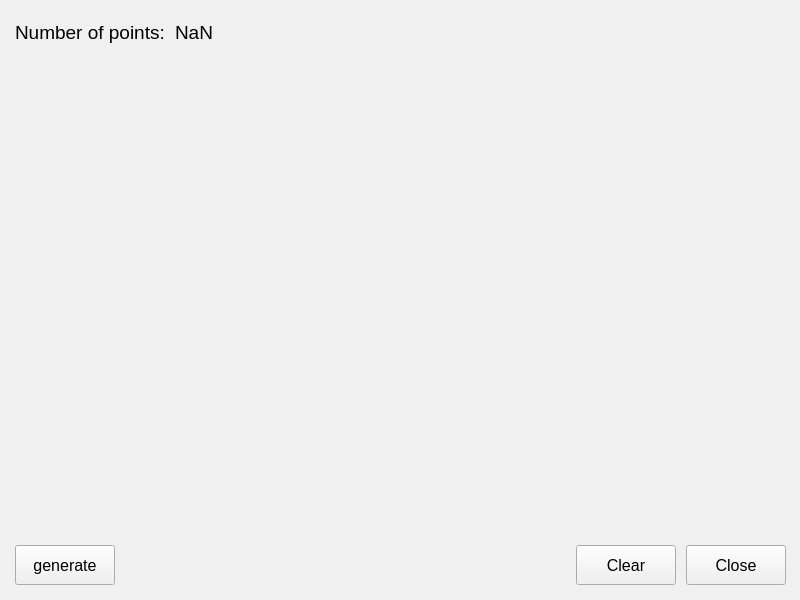
Before: the Qt Designer form mainwindow.ui in S0mas/and_zadanie, drawn with Qt 5.
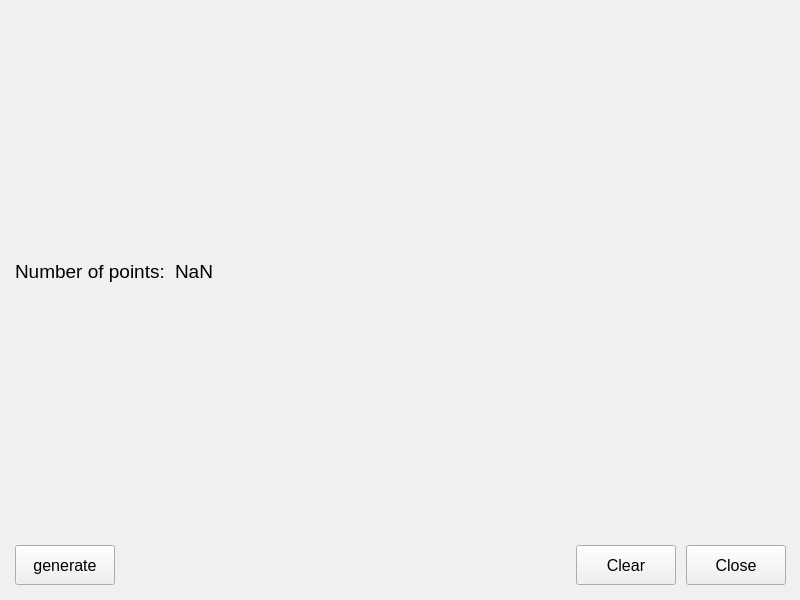
After: the same form once the commit is applied.

Commit message: Moves functionality of displayFrame into interactivepointstable class and removes displayFrame. Inserts interactivepointstable entity into verticalLayout and updates stretches

What changed in the file:
```diff
--- a/mainwindow.ui
+++ b/mainwindow.ui
@@ -209,7 +209,7 @@
      <height>591</height>
     </rect>
    </property>
-   <layout class="QVBoxLayout" name="verticalLayout" stretch="1,10,1">
+   <layout class="QVBoxLayout" name="verticalLayout" stretch="0,0">
     <property name="leftMargin">
      <number>5</number>
     </property>
@@ -266,83 +266,6 @@
       </item>
      </layout>
     </item>
-    <item>
-     <widget class="QWidget" name="displayFrame" native="true">
-      <property name="enabled">
-       <bool>true</bool>
-      </property>
-      <property name="sizePolicy">
-       <sizepolicy hsizetype="Preferred" vsizetype="Preferred">
-        <horstretch>0</horstretch>
-        <verstretch>0</verstretch>
-       </sizepolicy>
-      </property>
-      <property name="minimumSize">
-       <size>
-        <width>400</width>
-        <height>300</height>
-       </size>
-      </property>
-      <property name="maximumSize">
-       <size>
-        <width>1600</width>
-        <height>1200</height>
-       </size>
-      </property>
-      <property name="sizeIncrement">
-       <size>
-        <width>0</width>
-        <height>0</height>
-       </size>
-      </property>
-      <property name="baseSize">
-       <size>
-        <width>0</width>
-        <height>0</height>
-       </size>
-      </property>
-      <property name="palette">
-       <palette>
-        <active>
-         <colorrole role="Window">
-          <brush brushstyle="SolidPattern">
-           <color alpha="20">
-            <red>0</red>
-            <green>0</green>
-            <blue>0</blue>
-           </color>
-          </brush>
-         </colorrole>
-        </active>
-        <inactive>
-         <colorrole role="Window">
-          <brush brushstyle="SolidPattern">
-           <color alpha="255">
-            <red>240</red>
-            <green>240</green>
-            <blue>240</blue>
-           </color>
-          </brush>
-         </colorrole>
-        </inactive>
-        <disabled>
-         <colorrole role="Window">
-          <brush brushstyle="SolidPattern">
-           <color alpha="20">
-            <red>0</red>
-            <green>0</green>
-            <blue>0</blue>
-           </color>
-          </brush>
-         </colorrole>
-        </disabled>
-       </palette>
-      </property>
-      <property name="autoFillBackground">
-       <bool>true</bool>
-      </property>
-     </widget>
-    </item>
     <item>
      <layout class="QHBoxLayout" name="footLayout" stretch="0,6,1">
       <property name="spacing">
```
The commit also changes 4 other files.
